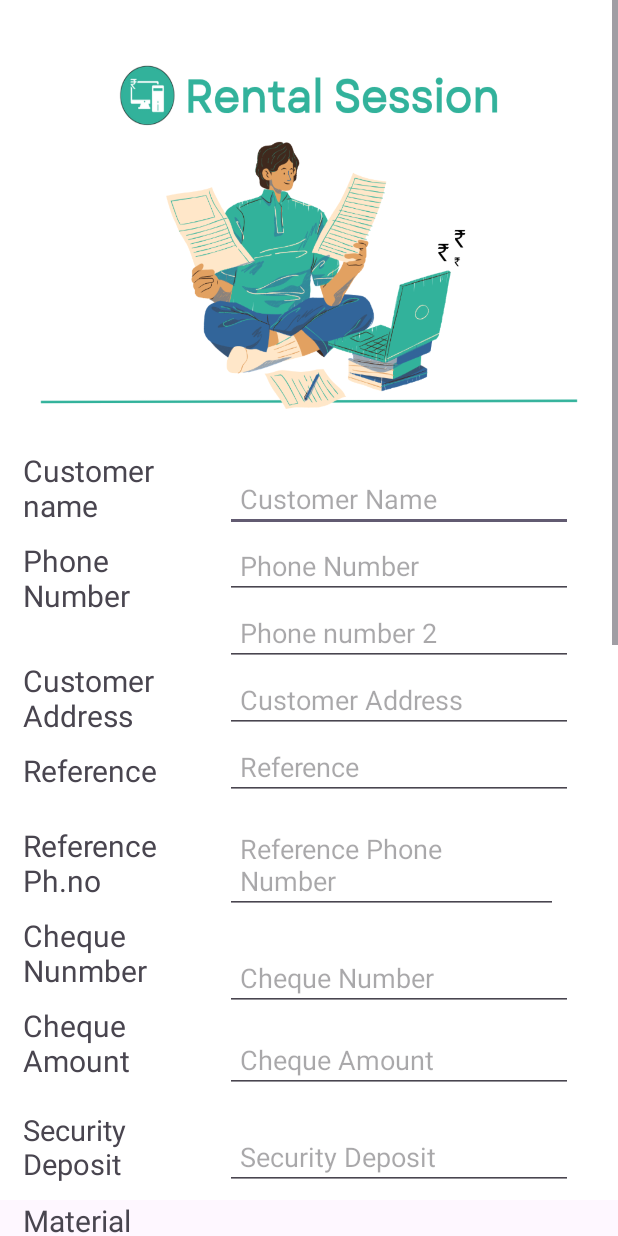
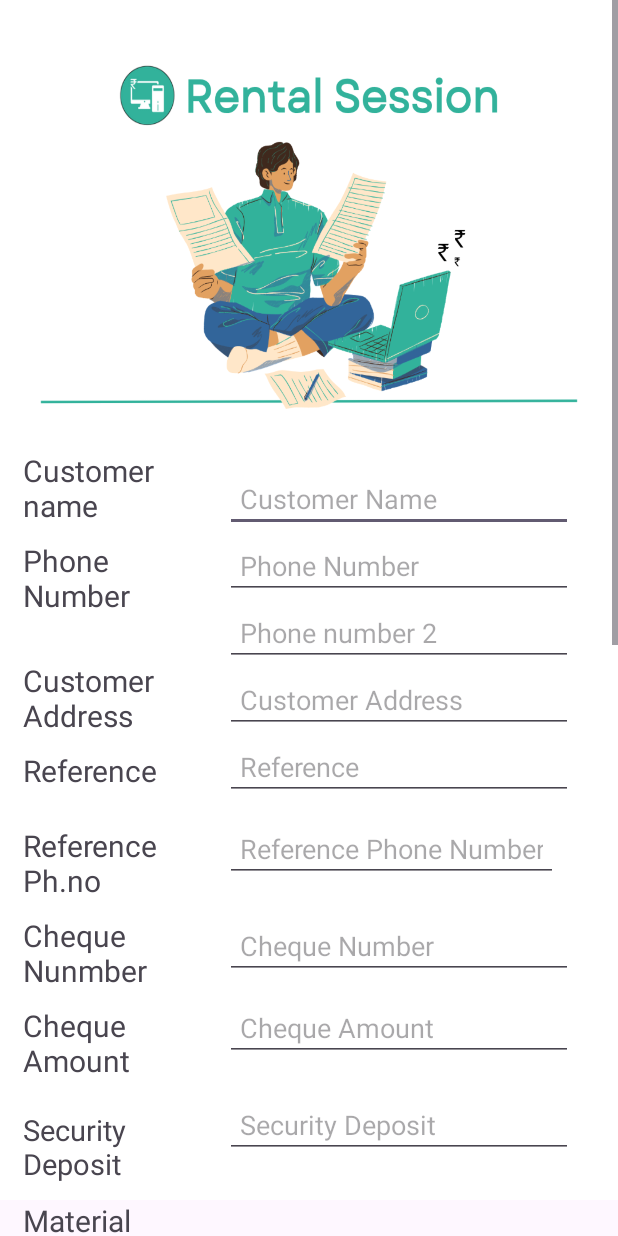
Before and after one commit to saikesav-sai/TRINADH-ELECTRONICS-COMPUTER-SERVICING-CENTRE, an Android app: the RENTAL screen opened directly, with no data from a screen before it, on a phone screen of 412 x 824 dp. Run offline under Robolectric (Android 15) with nearby library versions, the phone set to English and light mode, and no system bars.

Commit message:
new update on 30-01-2024 at 7:30 pm

```diff
--- a/app/src/main/res/layout/activity_rental.xml
+++ b/app/src/main/res/layout/activity_rental.xml
@@ -23,6 +23,8 @@
 
         <EditText
             android:id="@+id/CustomerName"
+            android:singleLine="true"
+
             android:layout_width="match_parent"
             android:layout_height="wrap_content"
             android:hint="Customer Name"
@@ -33,6 +35,8 @@
 
         <EditText
             android:id="@+id/date"
+            android:singleLine="true"
+
             android:layout_width="match_parent"
             android:layout_height="wrap_content"
             android:hint="Phone Number"
@@ -45,6 +49,8 @@
 
         <EditText
             android:id="@+id/project"
+            android:singleLine="true"
+
             android:layout_width="match_parent"
             android:layout_height="wrap_content"
             android:hint="Phone number 2"
@@ -57,6 +63,8 @@
 
         <EditText
             android:id="@+id/Amount"
+            android:singleLine="true"
+
             android:layout_width="match_parent"
             android:layout_height="wrap_content"
             android:hint="Customer Address"
@@ -109,6 +117,8 @@
 
         <EditText
             android:id="@+id/order"
+            android:singleLine="true"
+
             android:layout_width="match_parent"
             android:layout_height="wrap_content"
             android:hint="Reference"
@@ -134,6 +144,8 @@
 
         <EditText
             android:id="@+id/workingstatus"
+            android:singleLine="true"
+
             android:layout_width="match_parent"
             android:layout_height="wrap_content"
             android:hint="Reference Phone Number"
@@ -160,6 +172,8 @@
 
         <EditText
             android:id="@+id/material0"
+            android:singleLine="true"
+
             android:layout_width="match_parent"
             android:layout_height="wrap_content"
             android:hint="Cheque Number"
@@ -186,6 +200,8 @@
 
         <EditText
             android:id="@+id/compeleted"
+            android:singleLine="true"
+
             android:layout_width="match_parent"
             android:layout_height="wrap_content"
             android:hint="Cheque Amount"
@@ -211,6 +227,8 @@
 
         <EditText
             android:id="@+id/Remarks2"
+            android:singleLine="true"
+
             android:layout_width="match_parent"
             android:layout_height="wrap_content"
             android:hint="Security Deposit"
@@ -245,6 +263,8 @@
         <EditText
 
             android:id="@+id/mate"
+            android:singleLine="true"
+
             android:layout_width="match_parent"
             android:layout_height="wrap_content"
             android:hint="Material Name"
@@ -271,6 +291,8 @@
 
         <EditText
             android:id="@+id/config"
+            android:singleLine="true"
+
             android:layout_width="match_parent"
             android:layout_height="wrap_content"
             android:hint="Configuration"
@@ -297,6 +319,8 @@
 
         <EditText
             android:id="@+id/amount_per_month"
+            android:singleLine="true"
+
             android:layout_width="match_parent"
             android:layout_height="wrap_content"
             android:hint="Amount per month"
@@ -322,6 +346,8 @@
 
         <EditText
             android:id="@+id/Number_of_months"
+            android:singleLine="true"
+
             android:layout_width="match_parent"
             android:layout_height="wrap_content"
             android:hint="Number of months"
@@ -347,6 +373,8 @@
 
         <EditText
             android:id="@+id/total_amount"
+            android:singleLine="true"
+
             android:layout_width="match_parent"
             android:layout_height="wrap_content"
             android:hint="Total amount"
@@ -371,6 +399,8 @@
 
         <EditText
             android:id="@+id/advance"
+            android:singleLine="true"
+
             android:layout_width="match_parent"
             android:layout_height="wrap_content"
             android:hint="Advance"
@@ -397,6 +427,8 @@
 
         <EditText
             android:id="@+id/Date_of_payment"
+            android:singleLine="true"
+
             android:layout_width="match_parent"
             android:layout_height="wrap_content"
             android:hint="Date of payment"
@@ -423,6 +455,8 @@
 
         <EditText
             android:id="@+id/balance"
+            android:singleLine="true"
+
             android:layout_width="match_parent"
             android:layout_height="wrap_content"
             android:hint="Balance"
@@ -449,6 +483,8 @@
 
         <EditText
             android:id="@+id/payment_status"
+            android:singleLine="true"
+
             android:layout_width="match_parent"
             android:layout_height="wrap_content"
             android:hint="Payment status"
@@ -474,6 +510,8 @@
 
         <EditText
             android:id="@+id/total"
+            android:singleLine="true"
+
             android:layout_width="match_parent"
             android:layout_height="wrap_content"
             android:hint="total"
@@ -499,6 +537,8 @@
 
         <EditText
             android:id="@+id/remarks_"
+            android:singleLine="true"
+
             android:layout_width="match_parent"
             android:layout_height="wrap_content"
             android:hint="Remarks"
@@ -523,6 +563,8 @@
 
         <EditText
             android:id="@+id/technician_name"
+            android:singleLine="true"
+
             android:layout_width="match_parent"
             android:layout_height="wrap_content"
             android:hint="Technician name"
```
Also changed, not shown: app/src/main/res/layout/activity_inbound.xml (+26 -0 lines), app/src/main/res/layout/activity_outbound.xml (+15 -6 lines), app/src/main/res/layout/activity_projects.xml (+18 -0 lines), app/src/main/res/layout/activity_sales.xml (+12 -0 lines).
